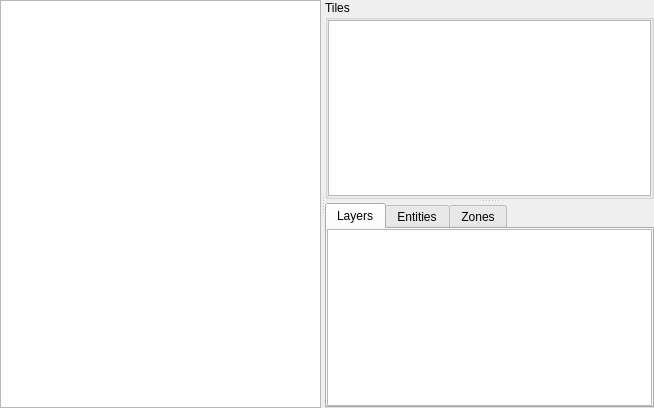
This is src/editors/mapeditor.ui in Eggbertx/QtSphere-IDE as Qt 5 draws it before an edit. The edited form follows.
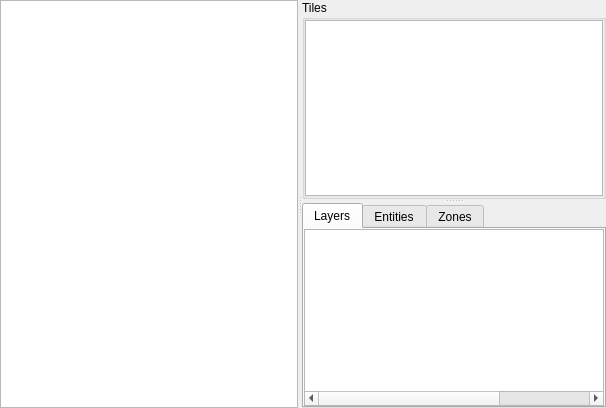
This is the edited form.

Commit message: Add QToolBar to map view, improve project loading

Diff of the .ui file:
```diff
--- a/src/editors/mapeditor.ui
+++ b/src/editors/mapeditor.ui
@@ -6,14 +6,17 @@
    <rect>
     <x>0</x>
     <y>0</y>
-    <width>654</width>
+    <width>606</width>
     <height>408</height>
    </rect>
   </property>
   <property name="windowTitle">
    <string>Form</string>
   </property>
-  <layout class="QVBoxLayout" name="verticalLayout">
+  <layout class="QVBoxLayout" name="verticalLayout_11">
+   <property name="spacing">
+    <number>0</number>
+   </property>
    <property name="leftMargin">
     <number>0</number>
    </property>
@@ -31,8 +34,17 @@
      <property name="orientation">
       <enum>Qt::Horizontal</enum>
      </property>
-     <widget class="QGraphicsView" name="mapView"/>
-     <widget class="QSplitter" name="sideSplitter">
+     <widget class="QWidget" name="verticalLayoutWidget">
+      <layout class="QVBoxLayout" name="mapViewLayout">
+       <property name="spacing">
+        <number>0</number>
+       </property>
+       <item>
+        <widget class="QGraphicsView" name="mapView"/>
+       </item>
+      </layout>
+     </widget>
+     <widget class="QSplitter" name="tilesSplitter">
       <property name="orientation">
        <enum>Qt::Vertical</enum>
       </property>
```
Left out of the diff: 3 changed lines with no effect on the pictures. The commit also changes 16 other files.
